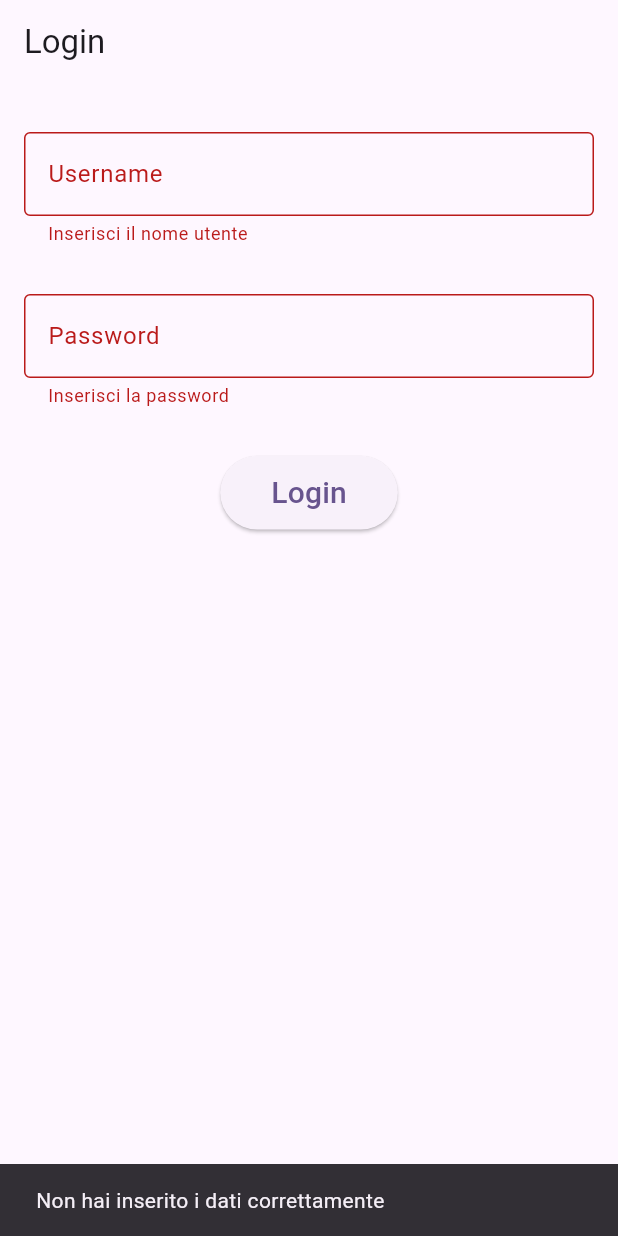
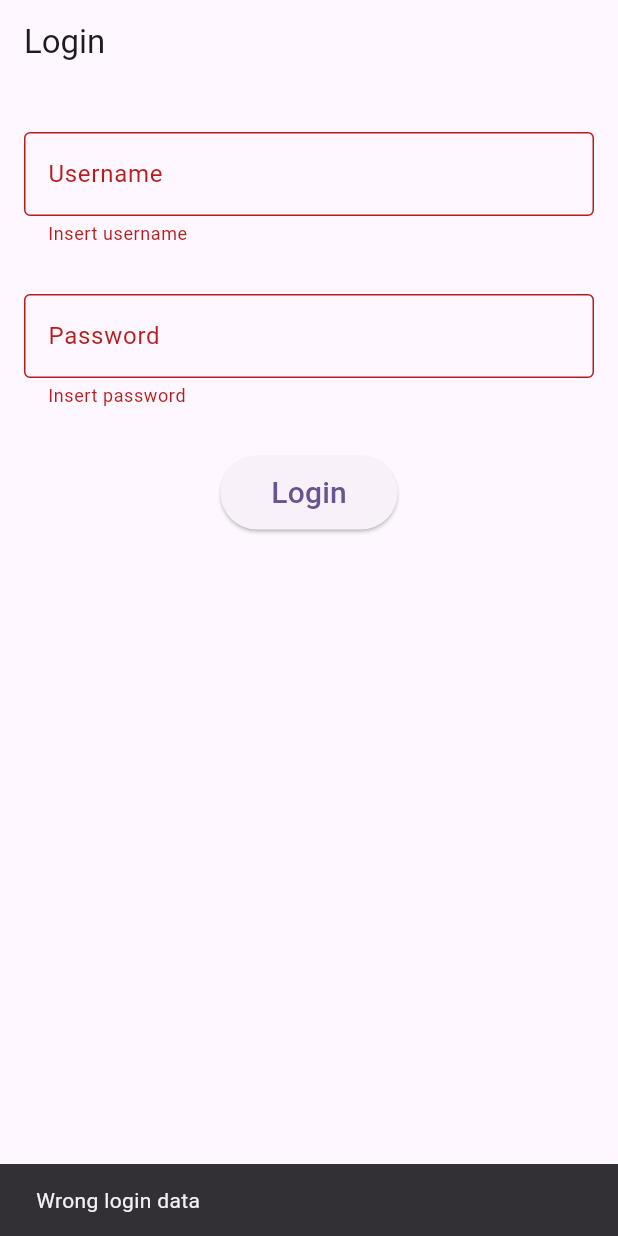
Before and after one commit to Matteo0301/mobile_security_frontend, a Flutter app: the screen it shows after launch, after a tap on "Login", on a phone screen of 412 x 824 dp. Run offline on Flutter 3.47's test engine with Material 3 defaults, Android fonts, the phone set to English and light mode, and no system bars.

Commit message:
Implemented login

```diff
--- a/lib/config.dart
+++ b/lib/config.dart
@@ -1,3 +1,3 @@
 class Config {
-  static final backendBaseUrl = "https://10.0.2.2:3000";
+  static final backendBaseUrl = "http://localhost:3000";
 }
--- a/lib/home.dart
+++ b/lib/home.dart
@@ -1,4 +1,5 @@
 import 'package:flutter/material.dart';
+import 'package:mobile_security/requests.dart';
 
 class MyHomePage extends StatefulWidget {
   const MyHomePage({super.key, required this.title});
--- a/lib/login.dart
+++ b/lib/login.dart
@@ -1,6 +1,5 @@
-import 'dart:developer';
-
 import 'package:flutter/material.dart';
+import 'package:mobile_security/home.dart';
 import 'package:mobile_security/requests.dart';
 
 class Login extends StatefulWidget {
@@ -43,7 +42,7 @@ class LoginState extends State<Login> {
                     keyboardType: TextInputType.name,
                     validator: (value) {
                       if (value == null || value.isEmpty) {
-                        return 'Inserisci il nome utente';
+                        return 'Insert username';
                       }
                       return null;
                     },
@@ -65,7 +64,7 @@ class LoginState extends State<Login> {
                     keyboardType: TextInputType.visiblePassword,
                     validator: (value) {
                       if (value == null || value.isEmpty) {
-                        return 'Inserisci la password';
+                        return 'Insert password';
                       }
                       return null;
                     },
@@ -85,7 +84,15 @@ class LoginState extends State<Login> {
                           String password = passwordController.text;
 
                           loginRequest(username, password)
-                              .then((user) async {})
+                              .then((user) async {
+                                Navigator.push(
+                                  context,
+                                  MaterialPageRoute(
+                                    builder:
+                                        (context) => MyHomePage(title: "Test"),
+                                  ),
+                                );
+                              })
                               .onError((error, stackTrace) async {
                                 ScaffoldMessenger.of(context).showSnackBar(
                                   SnackBar(content: Text(error.toString())),
@@ -93,11 +100,7 @@ class LoginState extends State<Login> {
                               });
                         } else {
                           ScaffoldMessenger.of(context).showSnackBar(
-                            const SnackBar(
-                              content: Text(
-                                'Non hai inserito i dati correttamente',
-                              ),
-                            ),
+                            const SnackBar(content: Text('Wrong login data')),
                           );
                         }
                       },
```
Also changed, not shown: lib/requests.dart (+10 -15 lines), 1 other file.
